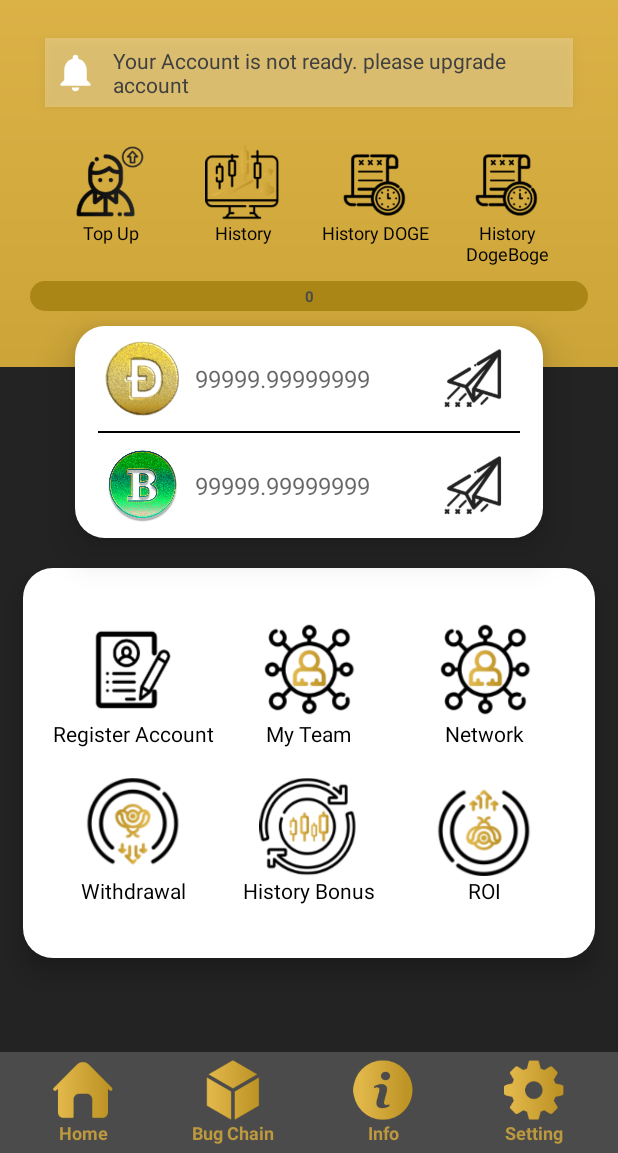
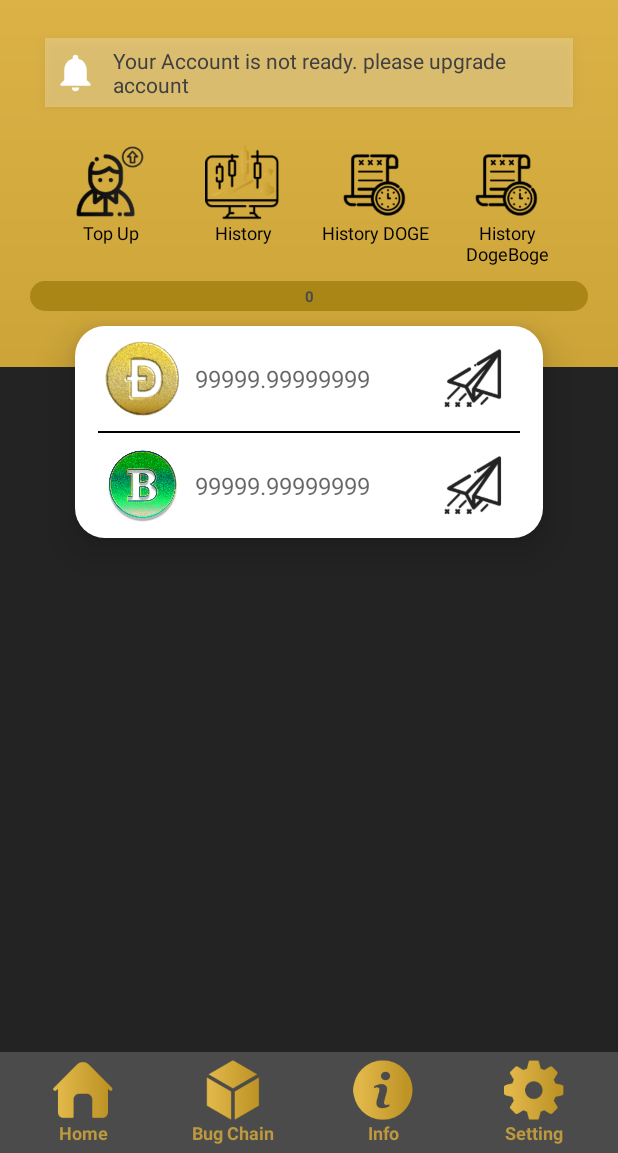
Before and after one commit to menma977/BUGNODE-Android, an Android app: the HomeFragment screen opened directly, with no data from a screen before it, on a phone screen of 412 x 824 dp, the part 83-1236 px from its top. Run offline under Robolectric (Android 15) with nearby library versions, the phone set to English and light mode, and no system bars; 4 statements that could not run were skipped.

Commit message:
Update fragment_home.xml

```diff
--- a/app/src/main/res/layout/fragment_home.xml
+++ b/app/src/main/res/layout/fragment_home.xml
@@ -343,6 +343,7 @@
         android:layout_height="20dp"/>
 
     <LinearLayout
+        android:id="@+id/contentLinearLayout"
         android:layout_width="match_parent"
         android:layout_height="wrap_content"
         android:orientation="vertical"
@@ -350,7 +351,8 @@
         android:layout_marginStart="15dp"
         android:layout_marginEnd="15dp"
         android:padding="15dp"
-        android:elevation="10dp">
+        android:elevation="10dp"
+        android:visibility="gone">
 
       <Space
           android:layout_width="match_parent"
```
